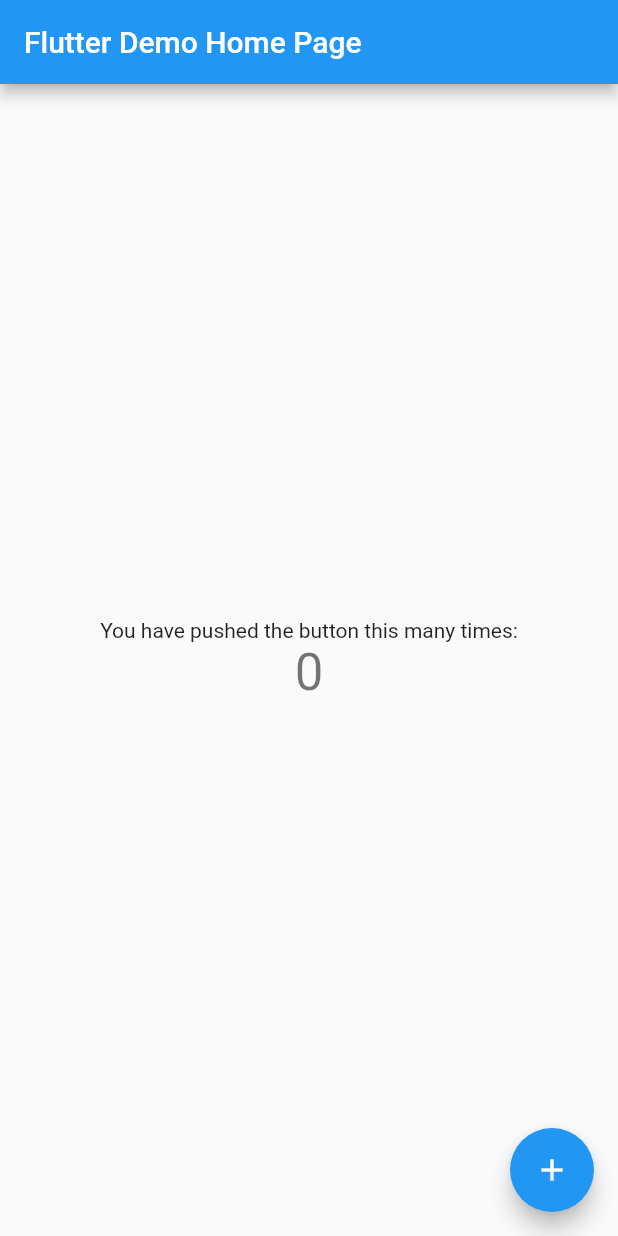
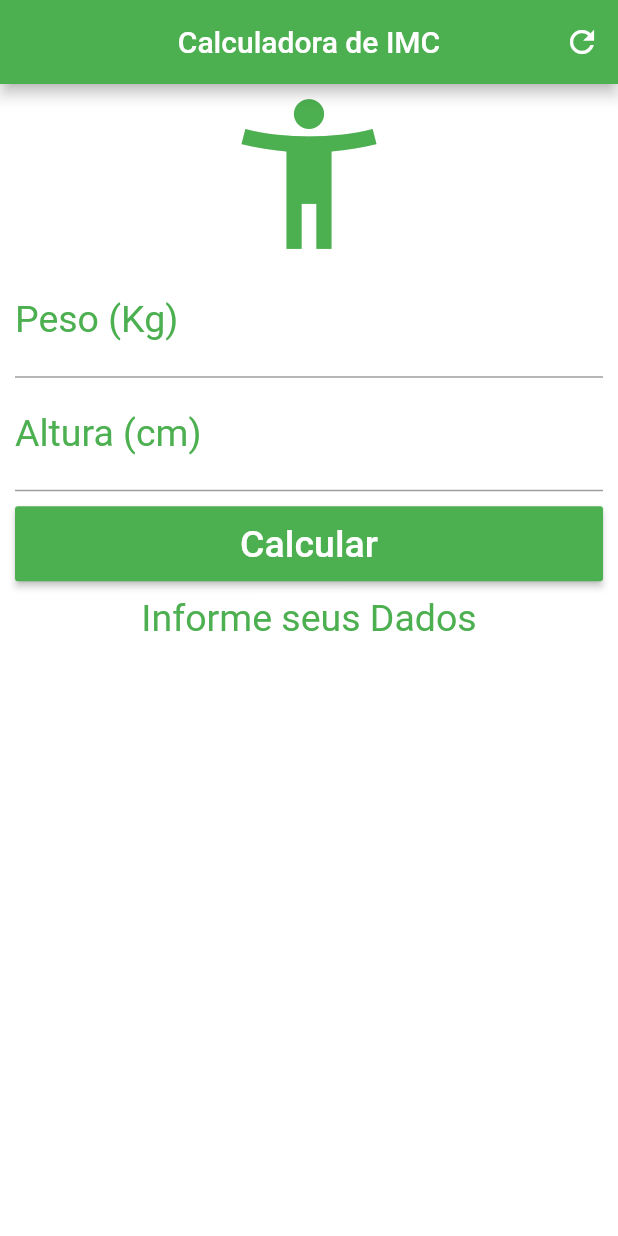
Before and after one commit to gleydsonlins10/calculadoraIMC, a Flutter app: the screen it shows after launch, on a phone screen of 412 x 824 dp. Run offline on Flutter 3.47's test engine with Material 2 defaults, Android fonts, the phone set to English and light mode, and no system bars; missing offline and left inert: dart:ffi.

Commit message:
Layout e ações de butões

```diff
--- a/lib/main.dart
+++ b/lib/main.dart
@@ -1,111 +1,103 @@
+import 'dart:ffi';
+
 import 'package:flutter/material.dart';
 
-void main() => runApp(MyApp());
-
-class MyApp extends StatelessWidget {
-  // This widget is the root of your application.
-  @override
-  Widget build(BuildContext context) {
-    return MaterialApp(
-      title: 'Flutter Demo',
-      theme: ThemeData(
-        // This is the theme of your application.
-        //
-        // Try running your application with "flutter run". You'll see the
-        // application has a blue toolbar. Then, without quitting the app, try
-        // changing the primarySwatch below to Colors.green and then invoke
-        // "hot reload" (press "r" in the console where you ran "flutter run",
-        // or simply save your changes to "hot reload" in a Flutter IDE).
-        // Notice that the counter didn't reset back to zero; the application
-        // is not restarted.
-        primarySwatch: Colors.blue,
-      ),
-      home: MyHomePage(title: 'Flutter Demo Home Page'),
-    );
-  }
+void main() {
+  runApp(MaterialApp(
+    home: Home(),
+  ));
 }
 
-class MyHomePage extends StatefulWidget {
-  MyHomePage({Key key, this.title}) : super(key: key);
-
-  // This widget is the home page of your application. It is stateful, meaning
-  // that it has a State object (defined below) that contains fields that affect
-  // how it looks.
-
-  // This class is the configuration for the state. It holds the values (in this
-  // case the title) provided by the parent (in this case the App widget) and
-  // used by the build method of the State. Fields in a Widget subclass are
-  // always marked "final".
-
-  final String title;
-
+class Home extends StatefulWidget {
   @override
-  _MyHomePageState createState() => _MyHomePageState();
+  _HomeState createState() => _HomeState();
 }
 
-class _MyHomePageState extends State<MyHomePage> {
-  int _counter = 0;
+class _HomeState extends State<Home> {
+  TextEditingController weightController = TextEditingController();
+  TextEditingController heightController = TextEditingController();
 
-  void _incrementCounter() {
+  String _infoText = "Informe seus Dados";
+
+  void _resetFields() {
+    weightController.text = "";
+    heightController.text = "";
+    _infoText = "Informe seus Dados";
+  }
+
+  void calculate(){
     setState(() {
-      // This call to setState tells the Flutter framework that something has
-      // changed in this State, which causes it to rerun the build method below
-      // so that the display can reflect the updated values. If we changed
-      // _counter without calling setState(), then the build method would not be
-      // called again, and so nothing would appear to happen.
-      _counter++;
+      double wight = double.parse(weightController.text);
+      double height = double.parse(heightController.text) /100;
+      double imc = wight / (height * height);
+      if(imc < 18){
+        _infoText = "Abaixo do Peso (${imc.toStringAsPrecision(3)})";
+      }
+
+      print(imc);
     });
   }
 
   @override
   Widget build(BuildContext context) {
-    // This method is rerun every time setState is called, for instance as done
-    // by the _incrementCounter method above.
-    //
-    // The Flutter framework has been optimized to make rerunning build methods
-    // fast, so that you can just rebuild anything that needs updating rather
-    // than having to individually change instances of widgets.
     return Scaffold(
       appBar: AppBar(
-        // Here we take the value from the MyHomePage object that was created by
-        // the App.build method, and use it to set our appbar title.
-        title: Text(widget.title),
+        title: Text("Calculadora de IMC"),
+        centerTitle: true,
+        backgroundColor: Colors.green,
+        actions: <Widget>[
+          IconButton(
+            icon: Icon(Icons.refresh),
+            onPressed: _resetFields,
+          )
+        ],
       ),
-      body: Center(
-        // Center is a layout widget. It takes a single child and positions it
-        // in the middle of the parent.
+      backgroundColor: Colors.white,
+      body: SingleChildScrollView(
+        padding: EdgeInsets.fromLTRB(10.0, 0.0, 10.0, 0.0),
         child: Column(
-          // Column is also a layout widget. It takes a list of children and
-          // arranges them vertically. By default, it sizes itself to fit its
-          // children horizontally, and tries to be as tall as its parent.
-          //
-          // Invoke "debug painting" (press "p" in the console, choose the
-          // "Toggle Debug Paint" action from the Flutter Inspector in Android
-          // Studio, or the "Toggle Debug Paint" command in Visual Studio Code)
-          // to see the wireframe for each widget.
-          //
-          // Column has various properties to control how it sizes itself and
-          // how it positions its children. Here we use mainAxisAlignment to
-          // center the children vertically; the main axis here is the vertical
-          // axis because Columns are vertical (the cross axis would be
-          // horizontal).
-          mainAxisAlignment: MainAxisAlignment.center,
+          crossAxisAlignment: CrossAxisAlignment.stretch,
           children: <Widget>[
-            Text(
-              'You have pushed the button this many times:',
+            Icon(Icons.accessibility_new, size: 120.0, color: Colors.green),
+            TextField(
+              keyboardType: TextInputType.number,
+              decoration: InputDecoration(
+                  labelText: "Peso (Kg)",
+                  labelStyle: TextStyle(color: Colors.green)),
+              textAlign: TextAlign.center,
+              style: TextStyle(color: Colors.green, fontSize: 25.0),
+              controller: weightController,
+            ),
+            TextField(
+              keyboardType: TextInputType.number,
+              decoration: InputDecoration(
+                  labelText: "Altura (cm)",
+                  labelStyle: TextStyle(color: Colors.green)),
+              textAlign: TextAlign.center,
+              style: TextStyle(color: Colors.green, fontSize: 25.0),
+              controller: heightController,
+            ),
+            Padding(
+              padding: EdgeInsets.only(top: 10.0, bottom: 10.0),
+              child: Container(
+                height: 50.0,
+                child: RaisedButton(
+                  onPressed: calculate,
+                  child: Text("Calcular", style: TextStyle(
+                      color: Colors.white, fontSize: 25.0
+                  ),),
+                  color: Colors.green,
+                ),
+              ),
             ),
             Text(
-              '$_counter',
-              style: Theme.of(context).textTheme.display1,
+              _infoText,
+              textAlign: TextAlign.center,
+              style: TextStyle(color: Colors.green, fontSize: 25.0),
             ),
           ],
         ),
       ),
-      floatingActionButton: FloatingActionButton(
-        onPressed: _incrementCounter,
-        tooltip: 'Increment',
-        child: Icon(Icons.add),
-      ), // This trailing comma makes auto-formatting nicer for build methods.
     );
   }
 }
```
Also changed, not shown: 1 other file.
